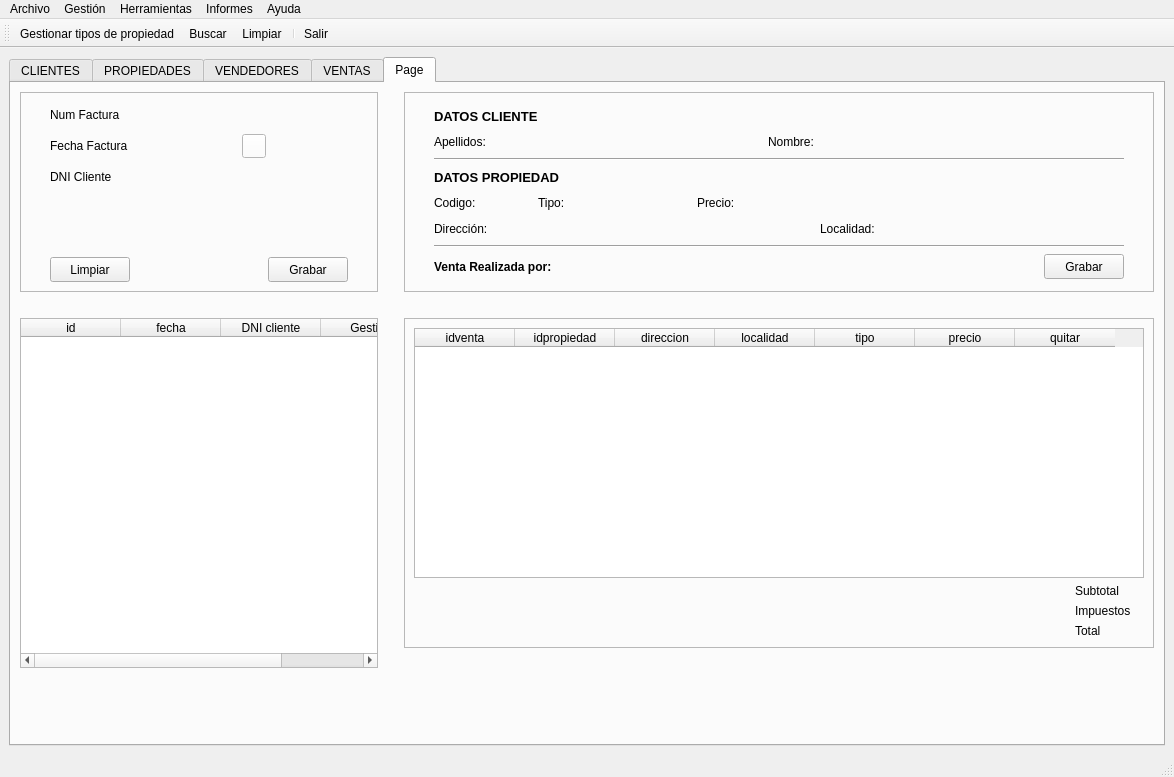
This is templates/venPrincipal.ui in BuaTeijeiro/ProyectoDI as Qt 5 draws it before an edit. The edited form follows.
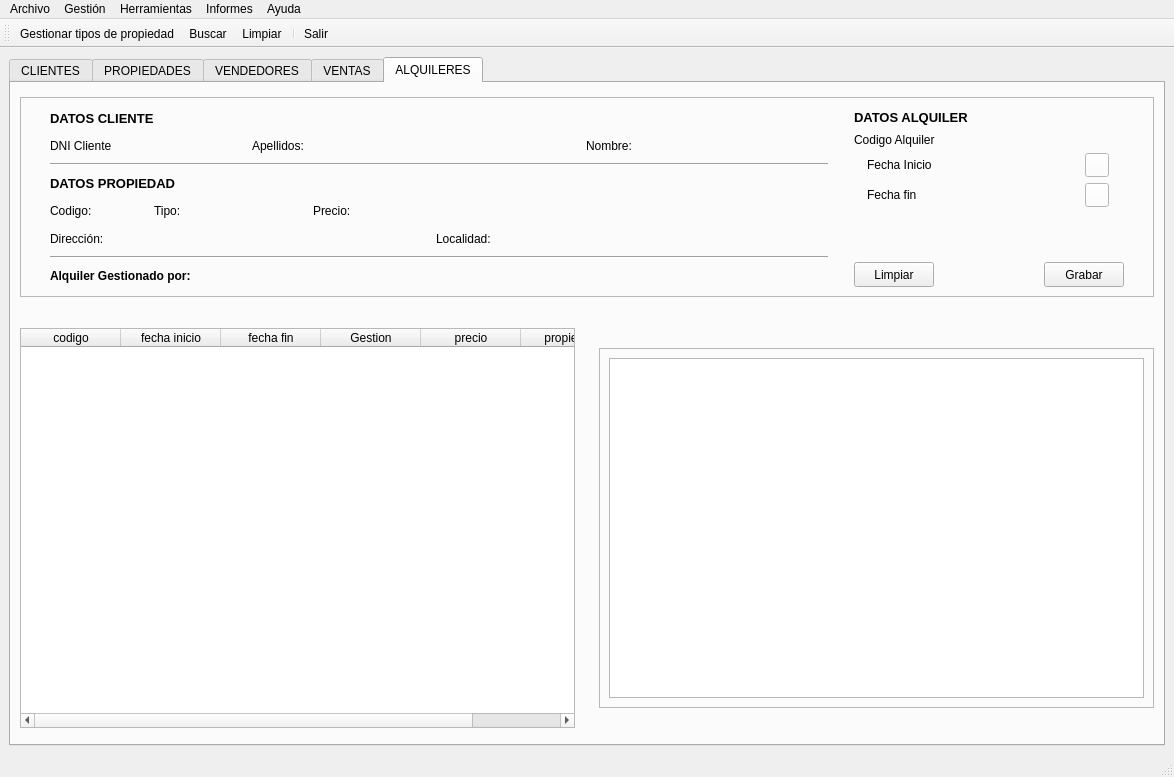
This is the edited form. Icons and pictures are not drawn.

Commit message: añadir mensaje de warning si la factura tiene ventas y empezar panel alquileres

What changed in the file:
```diff
--- a/templates/venPrincipal.ui
+++ b/templates/venPrincipal.ui
@@ -5172,314 +5172,10 @@
       </widget>
       <widget class="QWidget" name="pesAlquileres">
        <attribute name="title">
-        <string>Page</string>
+        <string>ALQUILERES</string>
        </attribute>
-       <layout class="QHBoxLayout" name="horizontalLayout_150">
+       <layout class="QVBoxLayout" name="verticalLayout_11">
         <item>
-         <layout class="QGridLayout" name="gridLayout_13">
-          <item row="0" column="0">
-           <widget class="QFrame" name="frame_7">
-            <property name="minimumSize">
-             <size>
-              <width>300</width>
-              <height>200</height>
-             </size>
-            </property>
-            <property name="maximumSize">
-             <size>
-              <width>16777215</width>
-              <height>200</height>
-             </size>
-            </property>
-            <property name="frameShape">
-             <enum>QFrame::StyledPanel</enum>
-            </property>
-            <property name="frameShadow">
-             <enum>QFrame::Plain</enum>
-            </property>
-            <layout class="QHBoxLayout" name="horizontalLayout_136">
-             <item>
-              <spacer name="horizontalSpacer_149">
-               <property name="orientation">
-                <enum>Qt::Horizontal</enum>
-               </property>
-               <property name="sizeType">
-                <enum>QSizePolicy::Fixed</enum>
-               </property>
-               <property name="sizeHint" stdset="0">
-                <size>
-                 <width>20</width>
-                 <height>20</height>
-                </size>
-               </property>
-              </spacer>
-             </item>
-             <item>
-              <layout class="QVBoxLayout" name="verticalLayout_17">
-               <item>
-                <layout class="QHBoxLayout" name="horizontalLayout_137">
-                 <item>
-                  <layout class="QVBoxLayout" name="verticalLayout_18">
-                   <item>
-                    <layout class="QHBoxLayout" name="horizontalLayout_138">
-                     <item>
-                      <widget class="QLabel" name="label_89">
-                       <property name="minimumSize">
-                        <size>
-                         <width>100</width>
-                         <height>0</height>
-                        </size>
-                       </property>
-                       <property name="maximumSize">
-                        <size>
-                         <width>100</width>
-                         <height>16777215</height>
-                        </size>
-                       </property>
-                       <property name="text">
-                        <string>Num Factura</string>
-                       </property>
-                      </widget>
-                     </item>
-                     <item>
-                      <widget class="QLabel" name="lblFactura_3">
-                       <property name="text">
-                        <string/>
-                       </property>
-                      </widget>
-                     </item>
-                    </layout>
-                   </item>
-                   <item>
-                    <layout class="QHBoxLayout" name="horizontalLayout_139">
-                     <item>
-                      <widget class="QLabel" name="label_90">
-                       <property name="minimumSize">
-                        <size>
-                         <width>100</width>
-                         <height>0</height>
-                        </size>
-                       </property>
-                       <property name="maximumSize">
-                        <size>
-                         <width>100</width>
-                         <height>16777215</height>
-                        </size>
-                       </property>
-                       <property name="text">
-                        <string>Fecha Factura</string>
-                       </property>
-                      </widget>
-                     </item>
-                     <item>
-                      <widget class="QLabel" name="txtFechaFactura_3">
-                       <property name="minimumSize">
-                        <size>
-                         <width>80</width>
-                         <height>0</height>
-                        </size>
-                       </property>
-                       <property name="maximumSize">
-                        <size>
-                         <width>80</width>
-                         <height>16777215</height>
-                        </size>
-                       </property>
-                       <property name="text">
-                        <string/>
-                       </property>
-                      </widget>
-                     </item>
-                     <item>
-                      <widget class="QPushButton" name="btnFechaFactura_3">
-                       <property name="minimumSize">
-                        <size>
-                         <width>24</width>
-                         <height>24</height>
-                        </size>
-                       </property>
-                       <property name="maximumSize">
-                        <size>
-                         <width>24</width>
-                         <height>24</height>
-                        </size>
-                       </property>
-                       <property name="styleSheet">
-                        <string notr="true">background-color: #FFF</string>
-                       </property>
-                       <property name="text">
-                        <string/>
-                       </property>
-                       <property name="icon">
-                        <iconset>
-                         <normaloff>../img/calendar.ico</normaloff>../img/calendar.ico</iconset>
-                       </property>
-                       <property name="iconSize">
-                        <size>
-                         <width>24</width>
-                         <height>24</height>
-                        </size>
-                       </property>
-                      </widget>
-                     </item>
-                    </layout>
-                   </item>
-                   <item>
-                    <layout class="QHBoxLayout" name="horizontalLayout_140">
-                     <item>
-                      <widget class="QLabel" name="label_91">
-                       <property name="minimumSize">
-                        <size>
-                         <width>100</width>
-                         <height>0</height>
-                        </size>
-                       </property>
-                       <property name="maximumSize">
-                        <size>
-                         <width>100</width>
-                         <height>16777215</height>
-                        </size>
-                       </property>
-                       <property name="text">
-                        <string>DNI Cliente</string>
-                       </property>
-                      </widget>
-                     </item>
-                     <item>
-                      <widget class="QLabel" name="lblDniclifactura_3">
-                       <property name="text">
-                        <string/>
-                       </property>
-                      </widget>
-                     </item>
-                    </layout>
-                   </item>
-                  </layout>
-                 </item>
-                 <item>
-                  <spacer name="horizontalSpacer_150">
-                   <property name="orientation">
-                    <enum>Qt::Horizontal</enum>
-                   </property>
-                   <property name="sizeHint" stdset="0">
-                    <size>
-                     <width>18</width>
-                     <height>20</height>
-                    </size>
-                   </property>
-                  </spacer>
-                 </item>
-                </layout>
-               </item>
-               <item>
-                <spacer name="verticalSpacer_31">
-                 <property name="orientation">
-                  <enum>Qt::Vertical</enum>
-                 </property>
-                 <property name="sizeType">
-                  <enum>QSizePolicy::Fixed</enum>
-                 </property>
-                 <property name="sizeHint" stdset="0">
-                  <size>
-                   <width>20</width>
-                   <height>61</height>
-                  </size>
-                 </property>
-                </spacer>
-               </item>
-               <item>
-                <layout class="QHBoxLayout" name="horizontalLayout_141">
-                 <item>
-                  <widget class="QPushButton" name="btnLimpiarFactura_3">
-                   <property name="minimumSize">
-                    <size>
-                     <width>80</width>
-                     <height>25</height>
-                    </size>
-                   </property>
-                   <property name="sizeIncrement">
-                    <size>
-                     <width>80</width>
-                     <height>25</height>
-                    </size>
-                   </property>
-                   <property name="text">
-                    <string>Limpiar</string>
-                   </property>
-                  </widget>
-                 </item>
-                 <item>
-                  <spacer name="horizontalSpacer_151">
-                   <property name="orientation">
-                    <enum>Qt::Horizontal</enum>
-                   </property>
-                   <property name="sizeHint" stdset="0">
-                    <size>
-                     <width>40</width>
-                     <height>20</height>
-                    </size>
-                   </property>
-                  </spacer>
-                 </item>
-                 <item>
-                  <widget class="QPushButton" name="btnGrabarFactura_3">
-                   <property name="minimumSize">
-                    <size>
-                     <width>80</width>
-                     <height>25</height>
-                    </size>
-                   </property>
-                   <property name="maximumSize">
-                    <size>
-                     <width>80</width>
-                     <height>25</height>
-                    </size>
-                   </property>
-                   <property name="text">
-                    <string>Grabar</string>
-                   </property>
-                  </widget>
-                 </item>
-                </layout>
-               </item>
-              </layout>
-             </item>
-             <item>
-              <spacer name="horizontalSpacer_152">
-               <property name="orientation">
-                <enum>Qt::Horizontal</enum>
-               </property>
-               <property name="sizeType">
-                <enum>QSizePolicy::Fixed</enum>
-               </property>
-               <property name="sizeHint" stdset="0">
-                <size>
-                 <width>20</width>
-                 <height>20</height>
-                </size>
-               </property>
-              </spacer>
-             </item>
-            </layout>
-           </widget>
-          </item>
-          <item row="0" column="1">
-           <spacer name="horizontalSpacer_153">
-            <property name="orientation">
-             <enum>Qt::Horizontal</enum>
-            </property>
-            <property name="sizeType">
-             <enum>QSizePolicy::Fixed</enum>
-            </property>
-            <property name="sizeHint" stdset="0">
-             <size>
-              <width>20</width>
-              <height>20</height>
-             </size>
-            </property>
-           </spacer>
-          </item>
-          <item row="0" column="2">
            <widget class="QFrame" name="frame_8">
             <property name="minimumSize">
              <size>
@@ -5517,20 +5213,7 @@
               </spacer>
              </item>
              <item>
-              <layout class="QVBoxLayout" name="verticalLayout_19">
-               <item>
-                <spacer name="verticalSpacer_32">
-                 <property name="orientation">
-                  <enum>Qt::Vertical</enum>
-                 </property>
-                 <property name="sizeHint" stdset="0">
-                  <size>
-                   <width>20</width>
-                   <height>39</height>
-                  </size>
-                 </property>
-                </spacer>
-               </item>
+            <layout class="QVBoxLayout" name="verticalLayout_9">
                <item>
                 <layout class="QHBoxLayout" name="horizontalLayout_143">
                  <item>
@@ -5564,7 +5247,61 @@
                 </layout>
                </item>
                <item>
-                <layout class="QHBoxLayout" name="horizontalLayout_144">
+              <layout class="QHBoxLayout" name="horizontalLayout_58">
+               <item>
+                <widget class="QLabel" name="label_91">
+                 <property name="minimumSize">
+                  <size>
+                   <width>70</width>
+                   <height>0</height>
+                  </size>
+                 </property>
+                 <property name="maximumSize">
+                  <size>
+                   <width>70</width>
+                   <height>16777215</height>
+                  </size>
+                 </property>
+                 <property name="text">
+                  <string>DNI Cliente</string>
+                 </property>
+                </widget>
+               </item>
+               <item>
+                <widget class="QLabel" name="lblDnicliAlquiler">
+                 <property name="minimumSize">
+                  <size>
+                   <width>100</width>
+                   <height>0</height>
+                  </size>
+                 </property>
+                 <property name="maximumSize">
+                  <size>
+                   <width>100</width>
+                   <height>16777215</height>
+                  </size>
+                 </property>
+                 <property name="text">
+                  <string/>
+                 </property>
+                </widget>
+               </item>
+               <item>
+                <spacer name="horizontalSpacer_62">
+                 <property name="orientation">
+                  <enum>Qt::Horizontal</enum>
+                 </property>
+                 <property name="sizeType">
+                  <enum>QSizePolicy::Fixed</enum>
+                 </property>
+                 <property name="sizeHint" stdset="0">
+                  <size>
+                   <width>20</width>
+                   <height>20</height>
+                  </size>
+                 </property>
+                </spacer>
+               </item>
                  <item>
                   <widget class="QLabel" name="label_93">
                    <property name="text">
@@ -5573,7 +5310,7 @@
                   </widget>
                  </item>
                  <item>
-                  <widget class="QLabel" name="lblApelCli_3">
+                <widget class="QLabel" name="lblApelCliAlquiler">
                    <property name="minimumSize">
                     <size>
                      <width>250</width>
@@ -5615,7 +5352,7 @@
                   </widget>
                  </item>
                  <item>
-                  <widget class="QLabel" name="lblNombrecli_3">
+                <widget class="QLabel" name="lblNombrecliAlquiler">
                    <property name="minimumSize">
                     <size>
                      <width>150</width>
@@ -5925,7 +5662,7 @@
                     </font>
                    </property>
                    <property name="text">
-                    <string>Venta Realizada por:</string>
+                  <string>Alquiler Gestionado por:</string>
                    </property>
                   </widget>
                  </item>
@@ -5961,42 +5698,308 @@
                    </property>
                   </spacer>
                  </item>
+              </layout>
+             </item>
+            </layout>
+           </item>
                  <item>
-                  <widget class="QPushButton" name="btnGrabarVenta_3">
+            <spacer name="horizontalSpacer_170">
+             <property name="orientation">
+              <enum>Qt::Horizontal</enum>
+             </property>
+             <property name="sizeType">
+              <enum>QSizePolicy::Fixed</enum>
+             </property>
+             <property name="sizeHint" stdset="0">
+              <size>
+               <width>20</width>
+               <height>20</height>
+              </size>
+             </property>
+            </spacer>
+           </item>
+           <item>
+            <layout class="QVBoxLayout" name="verticalLayout_10">
+             <item>
+              <layout class="QHBoxLayout" name="horizontalLayout_144">
+               <item>
+                <widget class="QLabel" name="label_105">
+                 <property name="font">
+                  <font>
+                   <family>Liberation Sans</family>
+                   <pointsize>10</pointsize>
+                   <weight>75</weight>
+                   <bold>true</bold>
+                  </font>
+                 </property>
+                 <property name="text">
+                  <string>DATOS ALQUILER</string>
+                 </property>
+                </widget>
+               </item>
+               <item>
+                <spacer name="horizontalSpacer_168">
+                 <property name="orientation">
+                  <enum>Qt::Horizontal</enum>
+                 </property>
+                 <property name="sizeHint" stdset="0">
+                  <size>
+                   <width>40</width>
+                   <height>20</height>
+                  </size>
+                 </property>
+                </spacer>
+               </item>
+              </layout>
+             </item>
+             <item>
+              <layout class="QHBoxLayout" name="horizontalLayout_138">
+               <item>
+                <widget class="QLabel" name="label_89">
                    <property name="minimumSize">
                     <size>
+                   <width>100</width>
+                   <height>0</height>
+                  </size>
+                 </property>
+                 <property name="maximumSize">
+                  <size>
+                   <width>100</width>
+                   <height>16777215</height>
+                  </size>
+                 </property>
+                 <property name="text">
+                  <string>Codigo Alquiler</string>
+                 </property>
+                </widget>
+               </item>
+               <item>
+                <widget class="QLabel" name="lblAlquiler">
+                 <property name="text">
+                  <string/>
+                 </property>
+                </widget>
+               </item>
+              </layout>
+             </item>
+             <item>
+              <layout class="QHBoxLayout" name="horizontalLayout_139">
+               <item>
+                <widget class="QLabel" name="label_90">
+                 <property name="minimumSize">
+                  <size>
+                   <width>100</width>
+                   <height>0</height>
+                  </size>
+                 </property>
+                 <property name="maximumSize">
+                  <size>
+                   <width>100</width>
+                   <height>16777215</height>
+                  </size>
+                 </property>
+                 <property name="text">
+                  <string>Fecha Inicio</string>
+                 </property>
+                </widget>
+               </item>
+               <item>
+                <widget class="QLabel" name="txtFechaInicioAlquiler">
+                 <property name="minimumSize">
+                  <size>
                      <width>80</width>
-                     <height>25</height>
+                   <height>0</height>
                     </size>
                    </property>
                    <property name="maximumSize">
                     <size>
                      <width>80</width>
-                     <height>25</height>
+                   <height>16777215</height>
                     </size>
                    </property>
                    <property name="text">
-                    <string>Grabar</string>
+                  <string/>
                    </property>
                   </widget>
                  </item>
+               <item>
+                <widget class="QPushButton" name="btnFechaInicioAlquiler">
+                 <property name="minimumSize">
+                  <size>
+                   <width>24</width>
+                   <height>24</height>
+                  </size>
+                 </property>
+                 <property name="maximumSize">
+                  <size>
+                   <width>24</width>
+                   <height>24</height>
+                  </size>
+                 </property>
+                 <property name="styleSheet">
+                  <string notr="true">background-color: #FFF</string>
+                 </property>
+                 <property name="text">
+                  <string/>
+                 </property>
+                 <property name="icon">
+                  <iconset>
+                   <normaloff>../img/calendar.ico</normaloff>../img/calendar.ico</iconset>
+                 </property>
+                 <property name="iconSize">
+                  <size>
+                   <width>24</width>
+                   <height>24</height>
+                  </size>
+                 </property>
+                </widget>
+               </item>
                 </layout>
                </item>
                <item>
-                <spacer name="verticalSpacer_33">
+              <layout class="QHBoxLayout" name="horizontalLayout_150">
+               <item>
+                <widget class="QLabel" name="label_106">
+                 <property name="minimumSize">
+                  <size>
+                   <width>100</width>
+                   <height>0</height>
+                  </size>
+                 </property>
+                 <property name="maximumSize">
+                  <size>
+                   <width>100</width>
+                   <height>16777215</height>
+                  </size>
+                 </property>
+                 <property name="text">
+                  <string>Fecha fin</string>
+                 </property>
+                </widget>
+               </item>
+               <item>
+                <widget class="QLabel" name="txtFechaFinAlquiler">
+                 <property name="minimumSize">
+                  <size>
+                   <width>80</width>
+                   <height>0</height>
+                  </size>
+                 </property>
+                 <property name="maximumSize">
+                  <size>
+                   <width>80</width>
+                   <height>16777215</height>
+                  </size>
+                 </property>
+                 <property name="text">
+                  <string/>
+                 </property>
+                </widget>
+               </item>
+               <item>
+                <widget class="QPushButton" name="btnFechaFinAlquiler">
+                 <property name="minimumSize">
+                  <size>
+                   <width>24</width>
+                   <height>24</height>
+                  </size>
+                 </property>
+                 <property name="maximumSize">
+                  <size>
+                   <width>24</width>
+                   <height>24</height>
+                  </size>
+                 </property>
+                 <property name="styleSheet">
+                  <string notr="true">background-color: #FFF</string>
+                 </property>
+                 <property name="text">
+                  <string/>
+                 </property>
+                 <property name="icon">
+                  <iconset>
+                   <normaloff>../img/calendar.ico</normaloff>../img/calendar.ico</iconset>
+                 </property>
+                 <property name="iconSize">
+                  <size>
+                   <width>24</width>
+                   <height>24</height>
+                  </size>
+                 </property>
+                </widget>
+               </item>
+              </layout>
+             </item>
+             <item>
+              <spacer name="verticalSpacer_31">
                  <property name="orientation">
                   <enum>Qt::Vertical</enum>
                  </property>
                  <property name="sizeHint" stdset="0">
                   <size>
                    <width>20</width>
-                   <height>38</height>
+                 <height>61</height>
                   </size>
                  </property>
                 </spacer>
                </item>
+             <item>
+              <layout class="QHBoxLayout" name="horizontalLayout_141">
+               <item>
+                <widget class="QPushButton" name="btnLimpiarFactura_3">
+                 <property name="minimumSize">
+                  <size>
+                   <width>80</width>
+                   <height>25</height>
+                  </size>
+                 </property>
+                 <property name="sizeIncrement">
+                  <size>
+                   <width>80</width>
+                   <height>25</height>
+                  </size>
+                 </property>
+                 <property name="text">
+                  <string>Limpiar</string>
+                 </property>
+                </widget>
+               </item>
+               <item>
+                <spacer name="horizontalSpacer_151">
+                 <property name="orientation">
+                  <enum>Qt::Horizontal</enum>
+                 </property>
+                 <property name="sizeHint" stdset="0">
+                  <size>
+                   <width>40</width>
+                   <height>20</height>
+                  </size>
+                 </property>
+                </spacer>
+               </item>
+               <item>
+                <widget class="QPushButton" name="btnGrabarAlquiler">
+                 <property name="minimumSize">
+                  <size>
+                   <width>80</width>
+                   <height>25</height>
+                  </size>
+                 </property>
+                 <property name="maximumSize">
+                  <size>
+                   <width>80</width>
+                   <height>25</height>
+                  </size>
+                 </property>
+                 <property name="text">
+                  <string>Grabar</string>
+                 </property>
+                </widget>
+               </item>
               </layout>
              </item>
+            </layout>
+           </item>
              <item>
               <spacer name="horizontalSpacer_165">
                <property name="orientation">
@@ -6016,7 +6019,7 @@
             </layout>
            </widget>
           </item>
-          <item row="1" column="1">
+        <item>
            <spacer name="verticalSpacer_34">
             <property name="orientation">
              <enum>Qt::Vertical</enum>
@@ -6032,8 +6035,10 @@
             </property>
            </spacer>
           </item>
-          <item row="2" column="0">
-           <widget class="QTableWidget" name="tablaFacturas_3">
+        <item>
+         <layout class="QHBoxLayout" name="horizontalLayout_60">
+          <item>
+           <widget class="QTableWidget" name="tablaAlquiler_2">
             <property name="minimumSize">
              <size>
               <width>300</width>
@@ -6060,17 +6065,17 @@
             </attribute>
             <column>
              <property name="text">
-              <string>id</string>
+              <string>codigo</string>
              </property>
             </column>
             <column>
              <property name="text">
-              <string>fecha</string>
+              <string>fecha inicio</string>
              </property>
             </column>
             <column>
              <property name="text">
-              <string>DNI cliente</string>
+              <string>fecha fin</string>
              </property>
             </column>
             <column>
@@ -6078,10 +6083,20 @@
               <string>Gestion</string>
              </property>
             </column>
+            <column>
+             <property name="text">
+              <string>precio</string>
+             </property>
+            </column>
+            <column>
+             <property name="text">
+              <string>propiedad</string>
+             </property>
+            </column>
            </widget>
           </item>
-          <item row="2" column="1">
-           <spacer name="horizontalSpacer_166">
+          <item>
+           <spacer name="horizontalSpacer_63">
             <property name="orientation">
              <enum>Qt::Horizontal</enum>
             </property>
@@ -6090,13 +6105,13 @@
             </property>
             <property name="sizeHint" stdset="0">
              <size>
-              <width>20</width>
+              <width>18</width>
               <height>20</height>
              </size>
             </property>
            </spacer>
           </item>
-          <item row="2" column="2">
+          <item>
            <layout class="QVBoxLayout" name="verticalLayout_20">
             <item>
              <widget class="QFrame" name="frame_9">
@@ -6130,140 +6145,13 @@
                  <attribute name="verticalHeaderVisible">
                   <bool>false</bool>
                  </attribute>
-                 <column>
-                  <property name="text">
-                   <string>idventa</string>
-                  </property>
-                 </column>
-                 <column>
-                  <property name="text">
-                   <string>idpropiedad</string>
-                  </property>
-                 </column>
-                 <column>
-                  <property name="text">
-                   <string>direccion</string>
-                  </property>
-                 </column>
-                 <column>
-                  <property name="text">
-                   <string>localidad</string>
-                  </property>
-                 </column>
-                 <column>
-                  <property name="text">
-                   <string>tipo</string>
-                  </property>
-                 </column>
-                 <column>
-                  <property name="text">
-                   <string>precio</string>
-                  </property>
-                 </column>
-                 <column>
-                  <property name="text">
-                   <string>quitar</string>
-                  </property>
-                 </column>
                 </widget>
                </item>
-               <item>
-                <layout class="QHBoxLayout" name="horizontalLayout_149">
-                 <item>
-                  <spacer name="horizontalSpacer_167">
-                   <property name="orientation">
-                    <enum>Qt::Horizontal</enum>
-                   </property>
-                   <property name="sizeHint" stdset="0">
-                    <size>
-                     <width>40</width>
-                     <height>20</height>
-                    </size>
-                   </property>
-                  </spacer>
-                 </item>
-                 <item>
-                  <layout class="QGridLayout" name="gridLayout_14">
-                   <item row="0" column="1">
-                    <widget class="QLabel" name="lblSubtotalFactura_3">
-                     <property name="text">
-                      <string/>
-                     </property>
-                    </widget>
-                   </item>
-                   <item row="0" column="0">
-                    <widget class="QLabel" name="label_102">
-                     <property name="text">
-                      <string>Subtotal</string>
-                     </property>
-                    </widget>
-                   </item>
-                   <item row="2" column="1">
-                    <widget class="QLabel" name="lblTotalFactura_3">
-                     <property name="text">
-                      <string/>
-                     </property>
-                    </widget>
-                   </item>
-                   <item row="2" column="0">
-                    <widget class="QLabel" name="label_103">
-                     <property name="text">
-                      <string>Total</string>
-                     </property>
-                    </widget>
-                   </item>
-                   <item row="1" column="1">
-                    <widget class="QLabel" name="lblImpuestasFacturas_3">
-                     <property name="text">
-                      <string/>
-                     </property>
-                    </widget>
-                   </item>
-                   <item row="1" column="0">
-                    <widget class="QLabel" name="label_104">
-                     <property name="text">
-                      <string>Impuestos</string>
-                     </property>
-                    </widget>
-                   </item>
-                  </layout>
-                 </item>
-                </layout>
-               </item>
-              </layout>
+              </layout>
              </widget>
             </item>
-            <item>
-             <spacer name="verticalSpacer_35">
-              <property name="orientation">
-               <enum>Qt::Vertical</enum>
-              </property>
-              <property name="sizeType">
-               <enum>QSizePolicy::Fixed</enum>
-              </property>
-              <property name="sizeHint" stdset="0">
-               <size>
-                <width>20</width>
-                <height>20</height>
-               </size>
-              </property>
-             </spacer>
-            </item>
            </layout>
           </item>
-          <item row="3" column="1">
-           <spacer name="verticalSpacer_36">
-            <property name="orientation">
-             <enum>Qt::Vertical</enum>
-            </property>
-            <property name="sizeHint" stdset="0">
-             <size>
-              <width>20</width>
-              <height>40</height>
-             </size>
-            </property>
-           </spacer>
-          </item>
          </layout>
         </item>
        </layout>
```
Left out of the diff: 25 changed lines with no effect on the pictures. Lines whose indentation alone changed are shown as unchanged. The commit also changes 23 other files.
